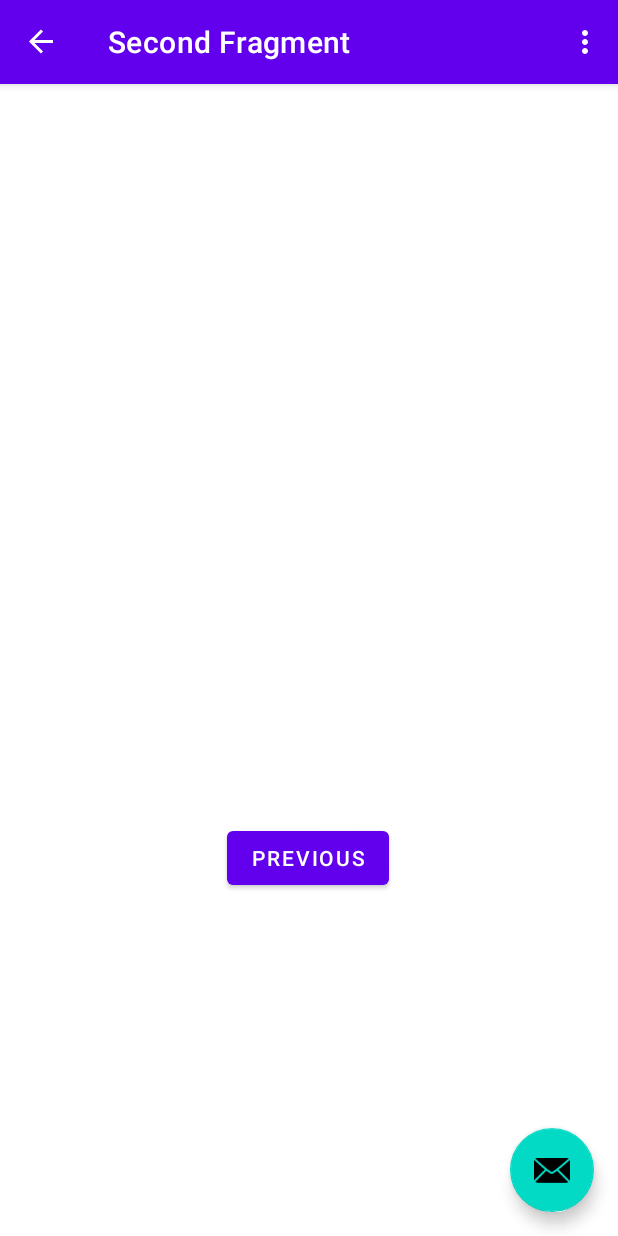
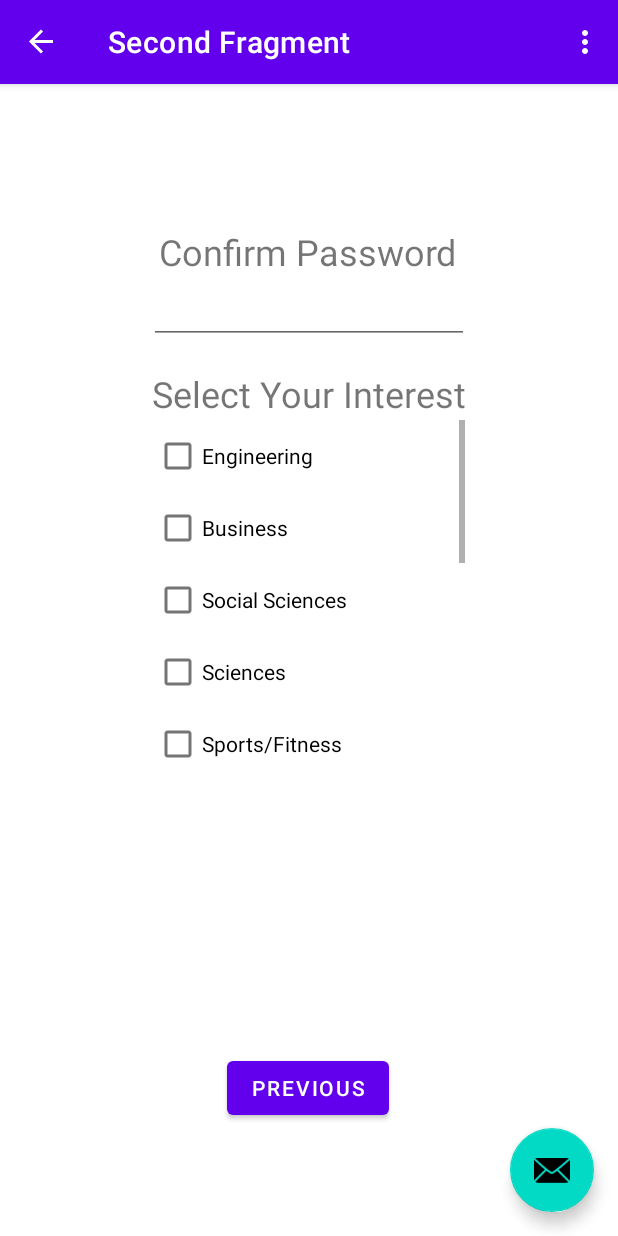
Before and after one commit to bithma/T4T, an Android app: the SecondFragment screen opened through its navigation route, on a phone screen of 412 x 824 dp. Run offline under Robolectric (Android 15) with nearby library versions, the phone set to English and light mode, and no system bars; our stand-ins replace navigation-ui; 1 statement that could not run was skipped.

Commit message:
Add confirm password page

```diff
--- a/app/src/main/res/layout/fragment_second.xml
+++ b/app/src/main/res/layout/fragment_second.xml
@@ -10,10 +10,134 @@
         android:id="@+id/button_second"
         android:layout_width="wrap_content"
         android:layout_height="wrap_content"
-        android:layout_marginBottom="228dp"
         android:text="@string/previous"
         app:layout_constraintBottom_toBottomOf="parent"
         app:layout_constraintEnd_toEndOf="parent"
         app:layout_constraintHorizontal_bias="0.498"
-        app:layout_constraintStart_toStartOf="parent" />
+        app:layout_constraintStart_toStartOf="parent"
+        app:layout_constraintTop_toTopOf="parent"
+        app:layout_constraintVertical_bias="0.896" />
+
+    <TextView
+        android:id="@+id/textView4"
+        android:layout_width="wrap_content"
+        android:layout_height="wrap_content"
+        android:text="Confirm Password"
+        android:textSize="24sp"
+        app:layout_constraintBottom_toBottomOf="parent"
+        app:layout_constraintEnd_toEndOf="parent"
+        app:layout_constraintHorizontal_bias="0.497"
+        app:layout_constraintStart_toStartOf="parent"
+        app:layout_constraintTop_toTopOf="parent"
+        app:layout_constraintVertical_bias="0.13" />
+
+    <EditText
+        android:id="@+id/editTextTextPassword2"
+        android:layout_width="wrap_content"
+        android:layout_height="wrap_content"
+        android:ems="10"
+        android:inputType="textPassword"
+        app:layout_constraintEnd_toEndOf="parent"
+        app:layout_constraintStart_toStartOf="parent"
+        app:layout_constraintTop_toBottomOf="@+id/textView4" />
+
+    <TextView
+        android:id="@+id/textView5"
+        android:layout_width="wrap_content"
+        android:layout_height="wrap_content"
+        android:text="Select Your Interest"
+        android:textSize="24sp"
+        app:layout_constraintBottom_toBottomOf="parent"
+        app:layout_constraintEnd_toEndOf="parent"
+        app:layout_constraintStart_toStartOf="parent"
+        app:layout_constraintTop_toTopOf="parent"
+        app:layout_constraintVertical_bias="0.258" />
+
+    <ScrollView
+        android:layout_width="207dp"
+        android:layout_height="234dp"
+        android:layout_marginTop="1dp"
+        app:layout_constraintEnd_toEndOf="parent"
+        app:layout_constraintStart_toStartOf="parent"
+        app:layout_constraintTop_toBottomOf="@+id/textView5">
+
+        <LinearLayout
+            android:layout_width="match_parent"
+            android:layout_height="wrap_content"
+            android:orientation="vertical">
+
+            <CheckBox
+                android:id="@+id/checkBox19"
+                android:layout_width="match_parent"
+                android:layout_height="wrap_content"
+                android:text="Engineering" />
+
+            <CheckBox
+                android:id="@+id/checkBox20"
+                android:layout_width="match_parent"
+                android:layout_height="wrap_content"
+                android:text="Business " />
+
+            <CheckBox
+                android:id="@+id/checkBox21"
+                android:layout_width="match_parent"
+                android:layout_height="wrap_content"
+                android:text="Social Sciences" />
+
+            <CheckBox
+                android:id="@+id/checkBox22"
+                android:layout_width="match_parent"
+                android:layout_height="wrap_content"
+                android:text="Sciences" />
+
+            <CheckBox
+                android:id="@+id/checkBox23"
+                android:layout_width="match_parent"
+                android:layout_height="wrap_content"
+                android:text="Sports/Fitness  " />
+
+            <CheckBox
+                android:id="@+id/checkBox24"
+                android:layout_width="match_parent"
+                android:layout_height="wrap_content"
+                android:text="Cultural" />
+
+            <CheckBox
+                android:id="@+id/checkBox25"
+                android:layout_width="match_parent"
+                android:layout_height="wrap_content"
+                android:text="Meeting People " />
+
+            <CheckBox
+                android:id="@+id/checkBox26"
+                android:layout_width="match_parent"
+                android:layout_height="wrap_content"
+                android:text="Games" />
+
+            <CheckBox
+                android:id="@+id/checkBox27"
+                android:layout_width="match_parent"
+                android:layout_height="wrap_content"
+                android:text="Feeding " />
+
+            <CheckBox
+                android:id="@+id/checkBox28"
+                android:layout_width="match_parent"
+                android:layout_height="wrap_content"
+                android:text="Religious/Spiritual " />
+
+            <CheckBox
+                android:id="@+id/checkBox29"
+                android:layout_width="match_parent"
+                android:layout_height="wrap_content"
+                android:text="International Students" />
+
+            <CheckBox
+                android:id="@+id/checkBox30"
+                android:layout_width="match_parent"
+                android:layout_height="wrap_content"
+                android:text="Medical" />
+        </LinearLayout>
+    </ScrollView>
+
 </androidx.constraintlayout.widget.ConstraintLayout>
```
